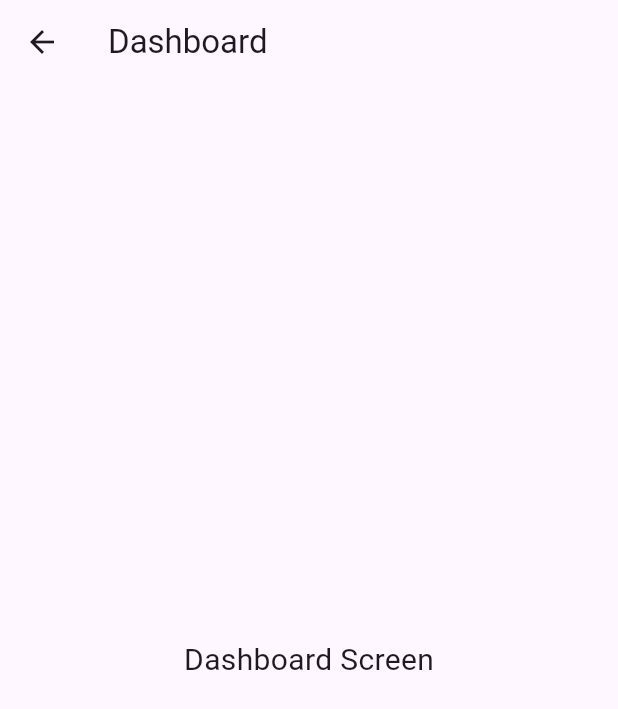
After one commit to aayushma12/campusbazar, a Flutter app: the DashboardScreen screen opened directly, on a phone screen of 412 x 824 dp. The commit adds this screen. Shown: the top 709 px of the screen. Run offline on Flutter 3.47's test engine with Material 3 defaults, Android fonts, the phone set to English and light mode, and no system bars.

Commit message:
navigation of login button

```diff
--- /dev/null
+++ b/lib/screen/dashboard.dart
@@ -0,0 +1,20 @@
+import 'package:flutter/material.dart';
+
+class DashboardScreen extends StatelessWidget {
+  const DashboardScreen({super.key});
+
+  @override
+  Widget build(BuildContext context) {
+    return Scaffold(
+      appBar: AppBar(
+        title: const Text("Dashboard"),
+      ),
+      body: const Center(
+        child: Text(
+          "Dashboard Screen",
+          style: TextStyle(fontSize: 20),
+        ),
+      ),
+    );
+  }
+}
--- a/lib/screen/login.dart
+++ b/lib/screen/login.dart
@@ -154,7 +154,9 @@ class _LoginScreenState extends State<LoginScreen> {
               width: double.infinity,
               height: 48,
               child: ElevatedButton(
-                onPressed: () {},
+                onPressed: () {
+                  Navigator.pushNamed(context, "/dashboard");},
+
                 style: ElevatedButton.styleFrom(
                   backgroundColor: Colors.green,
                   shape: RoundedRectangleBorder(
```
